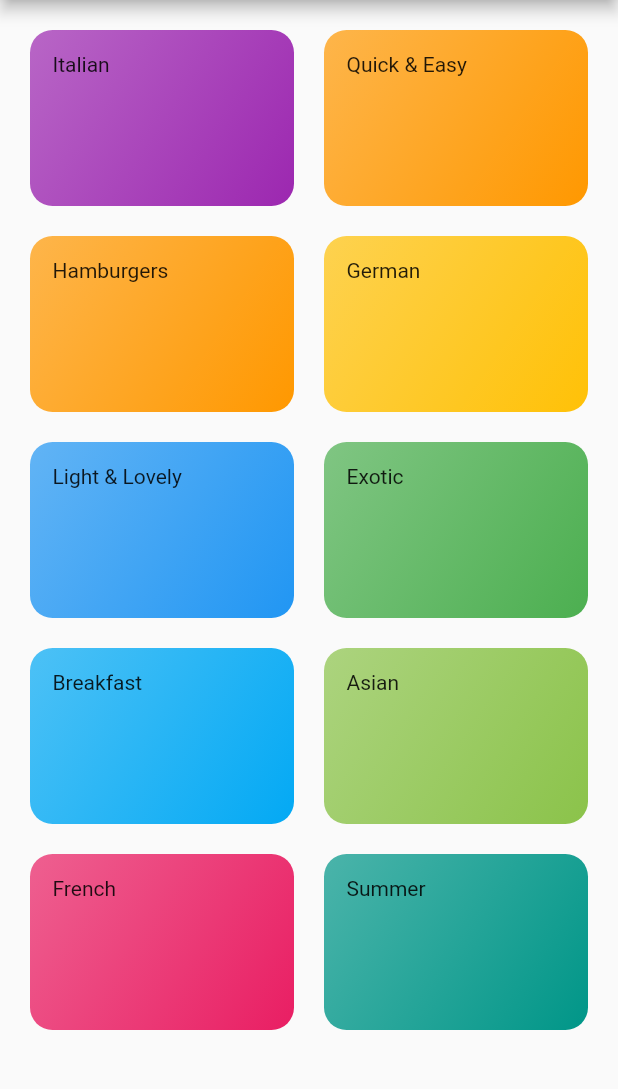
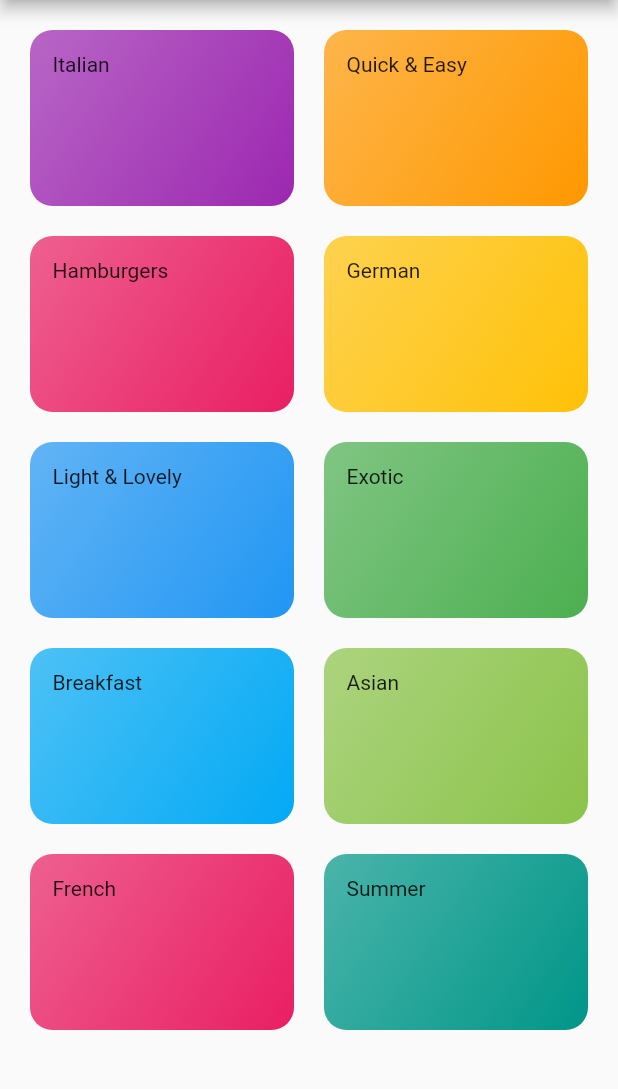
Before and after one commit to manlikeked1/Meal-App, a Flutter app: the screen it shows after launch, on a phone screen of 412 x 824 dp, the part 84-1173 px from its top. Run offline on Flutter 3.47's test engine with Material 2 defaults, Android fonts, the phone set to English and light mode, and no system bars.

Commit message:
new commit

```diff
--- a/lib/dummy_data.dart
+++ b/lib/dummy_data.dart
@@ -17,7 +17,7 @@ const DUMMY_CATEGORIES = const [
   Category(
     id: 'c3',
     title: 'Hamburgers',
-    color: Colors.orange,
+    color: Colors.pink,
   ),
   Category(
     id: 'c4',
```
